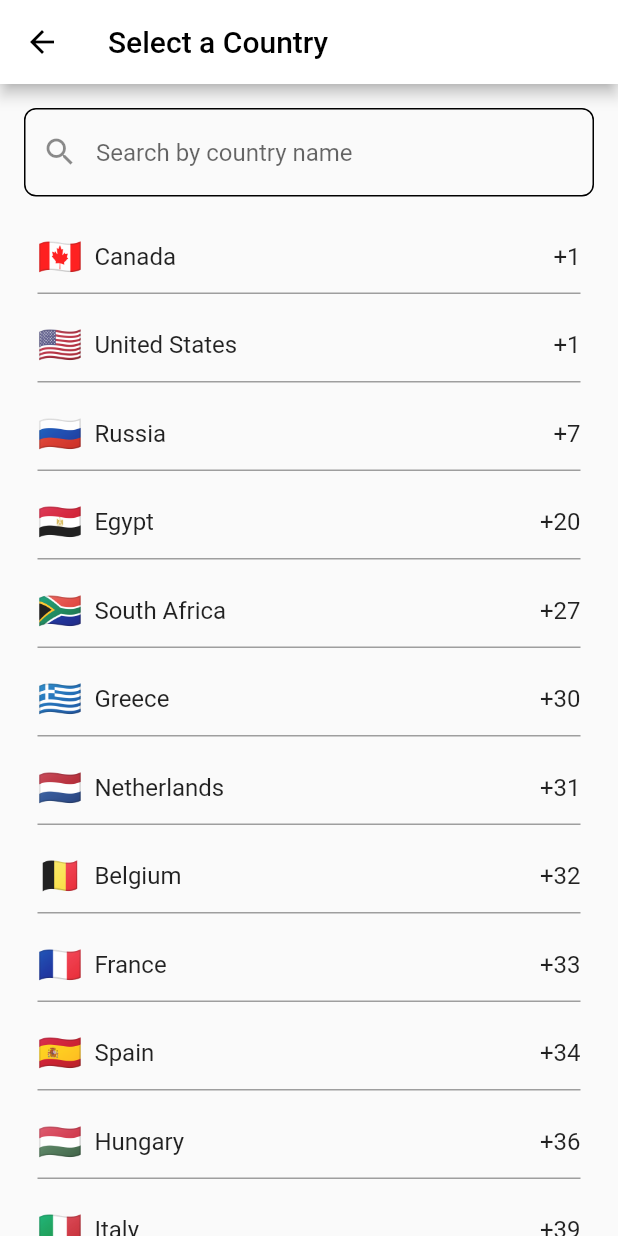
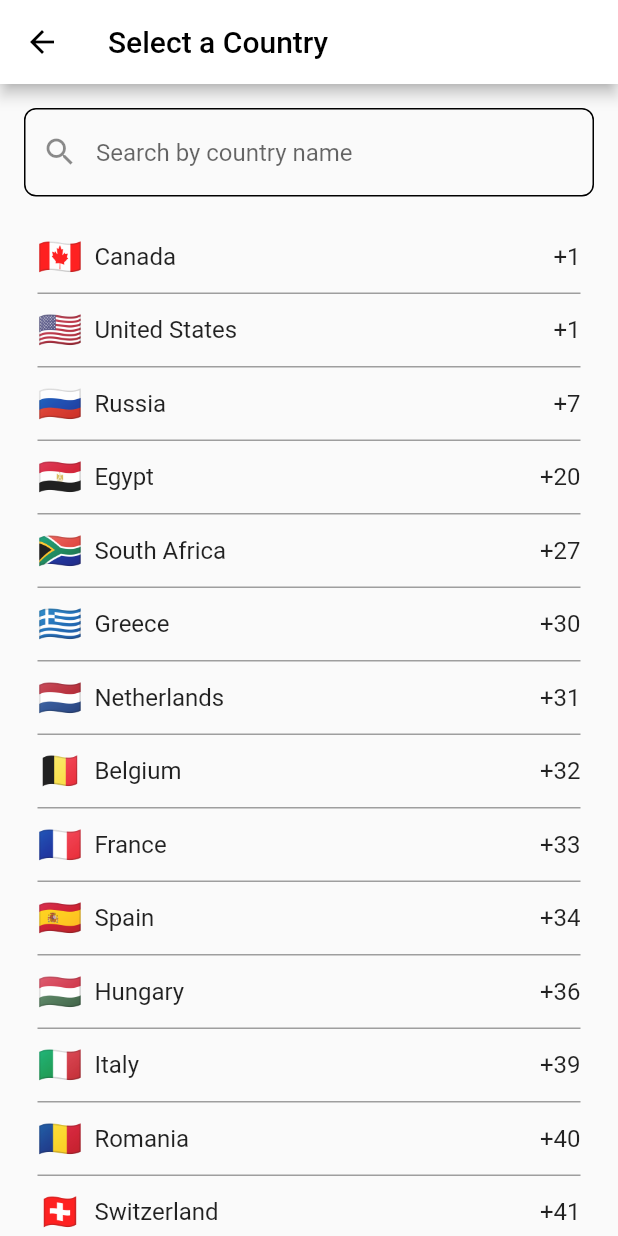
Before and after one commit to gopavasanth/WhatsApp-Karo, a Flutter app: the SearchPage screen opened directly, on a phone screen of 412 x 824 dp. Run offline on Flutter 3.47's test engine with Material 2 defaults, Android fonts, the phone set to English and light mode, and no system bars; our stand-ins replace font_awesome_flutter, google_fonts; missing offline and left inert: phone_number.

Commit message:
fix: row tap on country in search page
The country is previously selected only when tap on either text, flag or
the code. This commit fixes the problem by making the widgets tightly
fit in the flexible row.

```diff
--- a/lib/src/countries.dart
+++ b/lib/src/countries.dart
@@ -58,11 +58,7 @@ class Countries {
     {"name": "Thailand", "dial_code": "+66", "code": "TH"},
     {"name": "Kazakhstan", "dial_code": "+77", "code": "KZ"},
     {"name": "Japan", "dial_code": "+81", "code": "JP"},
-    {
-      "name": "South Korea",
-      "dial_code": "+82",
-      "code": "KR"
-    },
+    {"name": "South Korea", "dial_code": "+82", "code": "KR"},
     {"name": "Vietnam", "dial_code": "+84", "code": "VN"},
     {"name": "China", "dial_code": "+86", "code": "CN"},
     {"name": "Turkey", "dial_code": "+90", "code": "TR"},
@@ -71,11 +67,7 @@ class Countries {
     {"name": "Afghanistan", "dial_code": "+93", "code": "AF"},
     {"name": "Sri Lanka", "dial_code": "+94", "code": "LK"},
     {"name": "Myanmar", "dial_code": "+95", "code": "MM"},
-    {
-      "name": "Iran, Islamic Republic of Persian Gulf",
-      "dial_code": "+98",
-      "code": "IR"
-    },
+    {"name": "Iran", "dial_code": "+98", "code": "IR"},
     {"name": "South Sudan", "dial_code": "+211", "code": "SS"},
     {"name": "Morocco", "dial_code": "+212", "code": "MA"},
     {"name": "Algeria", "dial_code": "+213", "code": "DZ"},
@@ -104,11 +96,7 @@ class Countries {
     {"name": "Equatorial Guinea", "dial_code": "+240", "code": "GQ"},
     {"name": "Gabon", "dial_code": "+241", "code": "GA"},
     {"name": "Congo", "dial_code": "+242", "code": "CG"},
-    {
-      "name": "Congo",
-      "dial_code": "+243",
-      "code": "CD"
-    },
+    {"name": "Congo", "dial_code": "+243", "code": "CD"},
     {"name": "Angola", "dial_code": "+244", "code": "AO"},
     {"name": "Guinea-Bissau", "dial_code": "+245", "code": "GW"},
     {
@@ -123,11 +111,7 @@ class Countries {
     {"name": "Somalia", "dial_code": "+252", "code": "SO"},
     {"name": "Djibouti", "dial_code": "+253", "code": "DJ"},
     {"name": "Kenya", "dial_code": "+254", "code": "KE"},
-    {
-      "name": "Tanzania, United Republic of Tanzania",
-      "dial_code": "+255",
-      "code": "TZ"
-    },
+    {"name": "Tanzania", "dial_code": "+255", "code": "TZ"},
     {"name": "Uganda", "dial_code": "+256", "code": "UG"},
     {"name": "Burundi", "dial_code": "+257", "code": "BI"},
     {"name": "Mozambique", "dial_code": "+258", "code": "MZ"},
@@ -142,11 +126,7 @@ class Countries {
     {"name": "Botswana", "dial_code": "+267", "code": "BW"},
     {"name": "Swaziland", "dial_code": "+268", "code": "SZ"},
     {"name": "Comoros", "dial_code": "+269", "code": "KM"},
-    {
-      "name": "Saint Helena",
-      "dial_code": "+290",
-      "code": "SH"
-    },
+    {"name": "Saint Helena", "dial_code": "+290", "code": "SH"},
     {"name": "Eritrea", "dial_code": "+291", "code": "ER"},
     {"name": "Aruba", "dial_code": "+297", "code": "AW"},
     {"name": "Faroe Islands", "dial_code": "+298", "code": "FO"},
@@ -188,11 +168,7 @@ class Countries {
     {"name": "Slovakia", "dial_code": "+421", "code": "SK"},
     {"name": "Liechtenstein", "dial_code": "+423", "code": "LI"},
     {"name": "Falkland Islands (Malvinas)", "dial_code": "+500", "code": "FK"},
-    {
-      "name": "South Georgia",
-      "dial_code": "+500",
-      "code": "GS"
-    },
+    {"name": "South Georgia", "dial_code": "+500", "code": "GS"},
     {"name": "Belize", "dial_code": "+501", "code": "BZ"},
     {"name": "Guatemala", "dial_code": "+502", "code": "GT"},
     {"name": "El Salvador", "dial_code": "+503", "code": "SV"},
@@ -205,11 +181,7 @@ class Countries {
     {"name": "Guadeloupe", "dial_code": "+590", "code": "GP"},
     {"name": "Saint Barthelemy", "dial_code": "+590", "code": "BL"},
     {"name": "Saint Martin", "dial_code": "+590", "code": "MF"},
-    {
-      "name": "Bolivia",
-      "dial_code": "+591",
-      "code": "BO"
-    },
+    {"name": "Bolivia", "dial_code": "+591", "code": "BO"},
     {"name": "Ecuador", "dial_code": "+593", "code": "EC"},
     {"name": "French Guiana", "dial_code": "+594", "code": "GF"},
     {"name": "Guyana", "dial_code": "+595", "code": "GY"},
@@ -244,11 +216,7 @@ class Countries {
       "code": "FM"
     },
     {"name": "Marshall Islands", "dial_code": "+692", "code": "MH"},
-    {
-      "name": "North Korea",
-      "dial_code": "+850",
-      "code": "KP"
-    },
+    {"name": "North Korea", "dial_code": "+850", "code": "KP"},
     {"name": "Hong Kong", "dial_code": "+852", "code": "HK"},
     {"name": "Macao", "dial_code": "+853", "code": "MO"},
     {"name": "Cambodia", "dial_code": "+855", "code": "KH"},
@@ -265,11 +233,7 @@ class Countries {
     {"name": "Saudi Arabia", "dial_code": "+966", "code": "SA"},
     {"name": "Yemen", "dial_code": "+967", "code": "YE"},
     {"name": "Oman", "dial_code": "+968", "code": "OM"},
-    {
-      "name": "Palestinian Territory, Occupied",
-      "dial_code": "+970",
-      "code": "PS"
-    },
+    {"name": "Palestinian Territory", "dial_code": "+970", "code": "PS"},
     {"name": "United Arab Emirates", "dial_code": "+971", "code": "AE"},
     {"name": "Israel", "dial_code": "+972", "code": "IL"},
     {"name": "Bahrain", "dial_code": "+973", "code": "BH"},
--- a/lib/src/search_page.dart
+++ b/lib/src/search_page.dart
@@ -35,7 +35,9 @@ class _SearchPageState extends State<SearchPage> {
         backgroundColor: Colors.white,
         iconTheme: const IconThemeData(color: Colors.black),
       ),
-      body: Column(
+      body: SafeArea(
+        bottom: false, // disable bottom so that list doesn't feel restricted
+        child: Column(
           children: [
             CountrySearchBar(
               allCountries: allCountries,
@@ -46,17 +48,20 @@ class _SearchPageState extends State<SearchPage> {
                 itemCount: filteredCountries.length,
                 itemBuilder: (context, index) {
                   final country = filteredCountries[index];
-                return GestureDetector(
+                  return Container(
+                    padding: const EdgeInsets.symmetric(horizontal: 25),
+                    child: Column(
+                      children: [
+                        GestureDetector(
                           onTap: () {
+                            debugPrint('tap event: $country');
                             Navigator.pop(context, country);
                           },
-                  child: Container(
-                    padding: const EdgeInsets.symmetric(
-                        vertical: 10, horizontal: 25),
-                    child: Column(
-                      children: [
-                        Row(
+                          child: Padding(
+                            padding: const EdgeInsets.symmetric(vertical: 10),
+                            child: Row(
                               mainAxisAlignment: MainAxisAlignment.spaceBetween,
+                              mainAxisSize: MainAxisSize.max,
                               children: [
                                 Flexible(
                                   flex: 1,
@@ -71,12 +76,14 @@ class _SearchPageState extends State<SearchPage> {
                                           child: Text(
                                             Countries.getFlagEmoji(
                                                 country['code']!),
-                                        style: const TextStyle(fontSize: 24),
+                                            style:
+                                                const TextStyle(fontSize: 24),
                                           ),
                                         ),
                                       ),
                                       Flexible(
                                         flex: 1,
+                                        fit: FlexFit.tight,
                                         child: Text(
                                           '${country['name']}',
                                           style: const TextStyle(fontSize: 16),
@@ -99,22 +106,21 @@ class _SearchPageState extends State<SearchPage> {
                                 ),
                               ],
                             ),
-                        const SizedBox(
-                          height: 10,
                           ),
-                        Container(
-                          width: double.infinity,
+                        ),
+                        const Divider(
+                          thickness: 1,
                           height: 1,
                           color: Colors.grey,
                         )
                       ],
-                    ),
                     ),
                   );
                 },
               ),
             ),
           ],
+        ),
       ),
     );
   }
```
Lines whose indentation alone changed are shown as unchanged.
